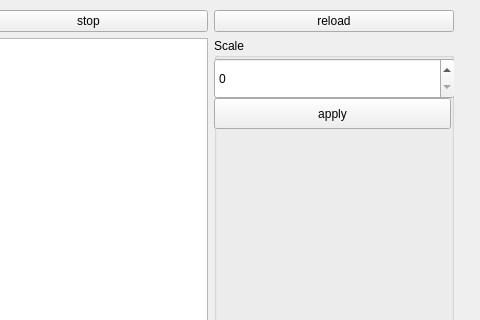
This is GameOfLife/mainwindow.ui in EGmerina/23203_gmerina as Qt 5 draws it before an edit; both pictures show x 297 to 777 and y 0 to 320 of the 777 by 561 pixel window. The edited form follows.
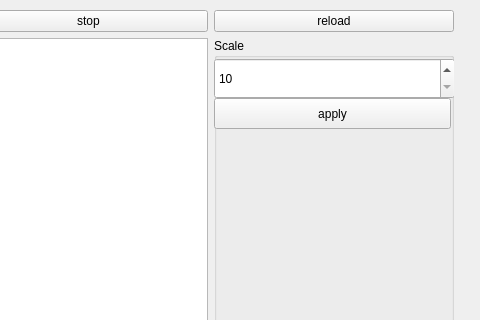
This is the edited form.

```diff
--- a/GameOfLife/mainwindow.ui
+++ b/GameOfLife/mainwindow.ui
@@ -2,6 +2,9 @@
 <ui version="4.0">
  <class>MainWindow</class>
  <widget class="QMainWindow" name="MainWindow">
+  <property name="enabled">
+   <bool>true</bool>
+  </property>
   <property name="geometry">
    <rect>
     <x>0</x>
@@ -20,6 +23,15 @@
    <string>GameOfLife</string>
   </property>
   <widget class="QWidget" name="centralwidget">
+   <property name="enabled">
+    <bool>true</bool>
+   </property>
+   <property name="sizePolicy">
+    <sizepolicy hsizetype="Preferred" vsizetype="Preferred">
+     <horstretch>0</horstretch>
+     <verstretch>0</verstretch>
+    </sizepolicy>
+   </property>
    <widget class="QWidget" name="gridLayoutWidget">
     <property name="geometry">
      <rect>
@@ -75,6 +87,15 @@
             <height>41</height>
            </rect>
           </property>
+          <property name="minimum">
+           <number>10</number>
+          </property>
+          <property name="maximum">
+           <number>100</number>
+          </property>
+          <property name="singleStep">
+           <number>10</number>
+          </property>
          </widget>
         </widget>
        </item>
```
Left out of the diff: 16 changed lines with no effect on the pictures.
